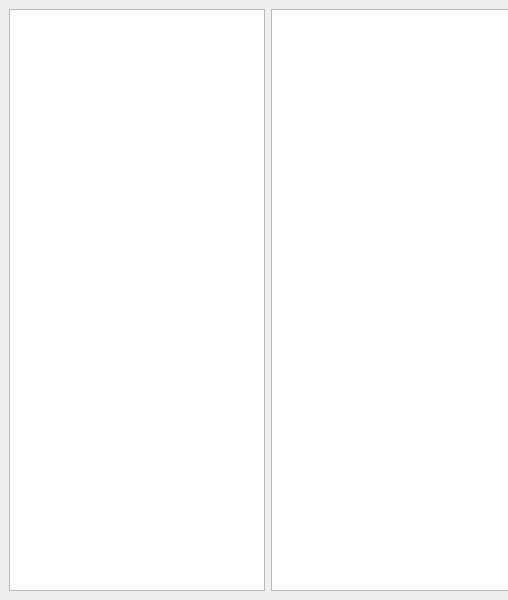
The window that mainwindow.ui (KalinaVitaly/QtLabelImg) describes before a commit, drawn with Qt 5; both pictures show x 0 to 508 and y 0 to 600 of the 794 by 600 pixel window.
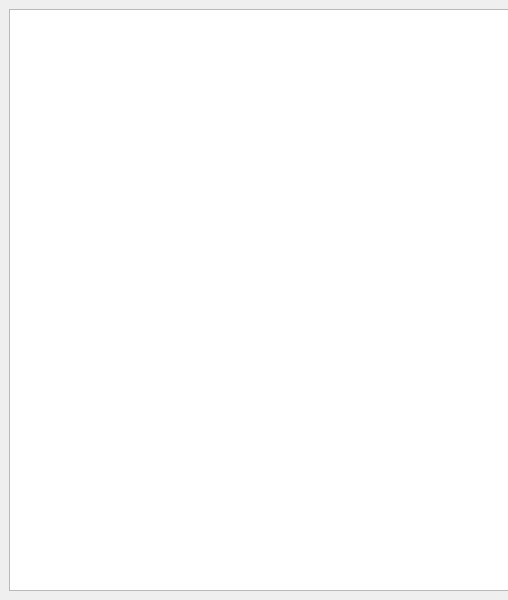
The same window after the commit.

What changed in the file:
```diff
--- a/mainwindow.ui
+++ b/mainwindow.ui
@@ -31,9 +31,6 @@
       </property>
      </widget>
     </item>
-    <item>
-     <widget class="QGraphicsView" name="graphicsView"/>
-    </item>
    </layout>
   </widget>
   <widget class="QMenuBar" name="menubar">
```
